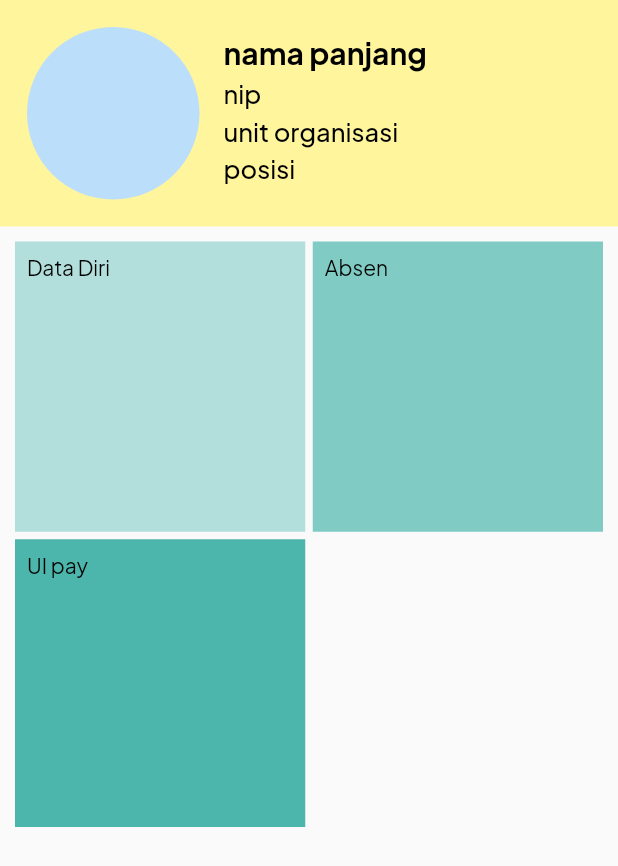
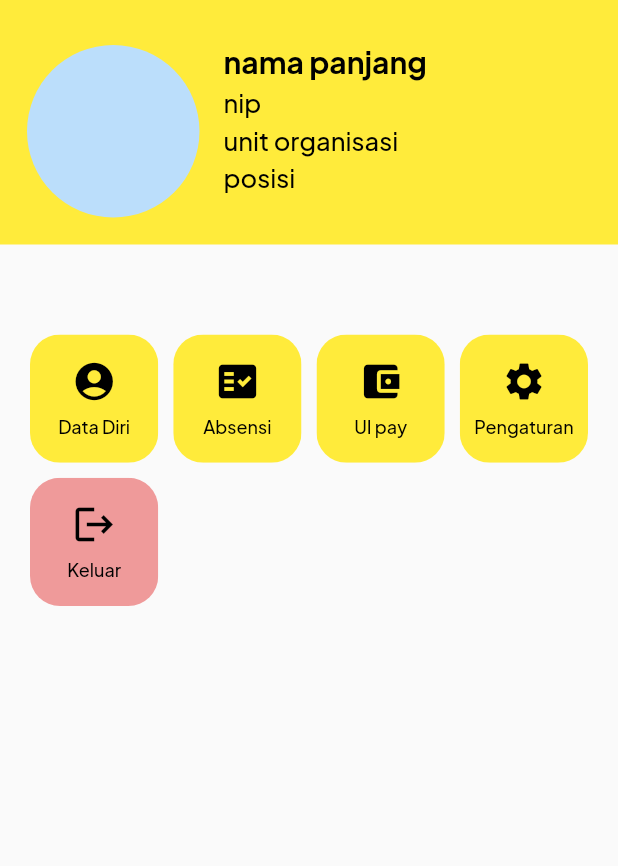
Before and after one commit to Magang-DSTI-BNI/uimobile, a Flutter app: the AkunScreen screen opened directly, on a phone screen of 412 x 824 dp. Shown: the top 866 px of the screen. Run offline on Flutter 3.47's test engine with Material 2 defaults, Android fonts, the light colour scheme and no system bars; our stand-ins replace google_nav_bar, line_icons, pull_to_refresh, shared_preferences, transparent_image; accounts and stored records are empty.

Commit message:
tampilan utaa

```diff
--- a/lib/Screens/akuntab/akun.dart
+++ b/lib/Screens/akuntab/akun.dart
@@ -21,15 +21,14 @@ class _AkunScreenState extends State<AkunScreen> {
   @override
   Widget build(BuildContext context) {
     return Scaffold(
-      body:SingleChildScrollView(
-        child: Column(
+      body:Column(
         children: [
           Container(
             color: Theme.of(context).primaryColor,
             child: Row(
               children: [
                 Padding(
-                    padding: const EdgeInsets.fromLTRB(18, 18, 16, 18),
+                  padding: const EdgeInsets.fromLTRB(18, 30, 16, 18),
                   child: SizedBox(
                     height: 115,
                     width: 115,
@@ -95,35 +94,109 @@ class _AkunScreenState extends State<AkunScreen> {
             ),
           ),
           SizedBox(
-              height: 400,
+            height: 300,
             child: GridView.count(
-                primary: false,
-                padding: const EdgeInsets.all(10),
-                crossAxisSpacing: 5,
-                mainAxisSpacing: 5,
-                crossAxisCount: 2,
+              primary: true,
+              padding: const EdgeInsets.fromLTRB(20, 60, 20, 0),
+              crossAxisSpacing: 10,
+              mainAxisSpacing: 10,
+              crossAxisCount: 4,
               children: <Widget>[
-                  Container(
+                ClipRRect(
+                  borderRadius: BorderRadius.circular(20.0),
+                  child: Container(
                     padding: const EdgeInsets.all(8),
-                    child: const Text("Data Diri"),
-                    color: Colors.teal[100],
+                    child: Column(
+                      mainAxisAlignment:MainAxisAlignment.spaceEvenly,
+                      children: [
+                        Icon(Icons.account_circle,size: 30,),
+                        const Text("Data Diri",
+                          style: TextStyle(
+                            fontSize: 12,
+                            fontWeight: FontWeight.w500,
+                          ),),
+                      ],
                     ),
-                  Container(
+                    color: Theme.of(context).primaryColor,
+                  ),
+                ),
+                ClipRRect(
+                  borderRadius: BorderRadius.circular(20.0),
+                  child: Container(
                     padding: const EdgeInsets.all(8),
-                    child: const Text('Absen'),
-                    color: Colors.teal[200],
+                    child: Column(
+                      mainAxisAlignment:MainAxisAlignment.spaceEvenly,
+                      children: [
+                        Icon(Icons.fact_check,size: 30,),
+                        const Text('Absensi',
+                          style: TextStyle(
+                            fontSize: 12,
+                            fontWeight: FontWeight.w500,
+                          ),),
+                      ],
                     ),
-                  Container(
+                    color: Theme.of(context).primaryColor,
+                  ),
+                ),
+                ClipRRect(
+                  borderRadius: BorderRadius.circular(20.0),
+                  child: Container(
                     padding: const EdgeInsets.all(8),
-                    child: const Text('UI pay'),
-                    color: Colors.teal[300],
+                    child: Column(
+                      mainAxisAlignment:MainAxisAlignment.spaceEvenly,
+                      children: [
+                        Icon(Icons.account_balance_wallet,size: 30,),
+                        const Text('UI pay',
+                          style: TextStyle(
+                            fontSize: 12,
+                            fontWeight: FontWeight.w500,
+                          ),),
+                      ],
                     ),
-
+                    color: Theme.of(context).primaryColor,
+                  ),
+                ),
+                ClipRRect(
+                  borderRadius: BorderRadius.circular(20.0),
+                  child: Container(
+                    padding: const EdgeInsets.all(8),
+                    child: Column(
+                      mainAxisAlignment:MainAxisAlignment.spaceEvenly,
+                      children: [
+                        Icon(Icons.settings,size: 30,),
+                        const Text('Pengaturan',
+                          style: TextStyle(
+                            fontSize: 12,
+                            fontWeight: FontWeight.w500,
+                          ),),
+                      ],
+                    ),
+                    color: Theme.of(context).primaryColor,
+                  ),
+                ),
+                ClipRRect(
+                  borderRadius: BorderRadius.circular(20.0),
+                  child: Container(
+                    padding: const EdgeInsets.all(8),
+                    child: Column(
+                      mainAxisAlignment:MainAxisAlignment.spaceEvenly ,
+                      children: [
+                        Icon(Icons.logout,size: 30,),
+                        const Text('Keluar',
+                          style: TextStyle(
+                          fontSize: 12,
+                          fontWeight: FontWeight.w500,
+                          ),
+                        ),
+                      ],
+                    ),
+                    color: Colors.red[200],
+                  ),
+                ),
               ],
             ),
           ),
         ],
-        ),
       )
     );
   }
--- a/lib/Variables/custom_theme.dart
+++ b/lib/Variables/custom_theme.dart
@@ -3,7 +3,7 @@ import 'package:mobileapp/Variables/global.dart';
 
 class CustomTheme {
   static ThemeData light(BuildContext context) => ThemeData(
-      primaryColor: Colors.yellow[200],
+      primaryColor: Colors.yellow[500],
       brightness: Brightness.light,
       fontFamily: 'PlusJakartaSans',
       iconTheme: IconThemeData(
```
Lines whose indentation alone changed are shown as unchanged.
